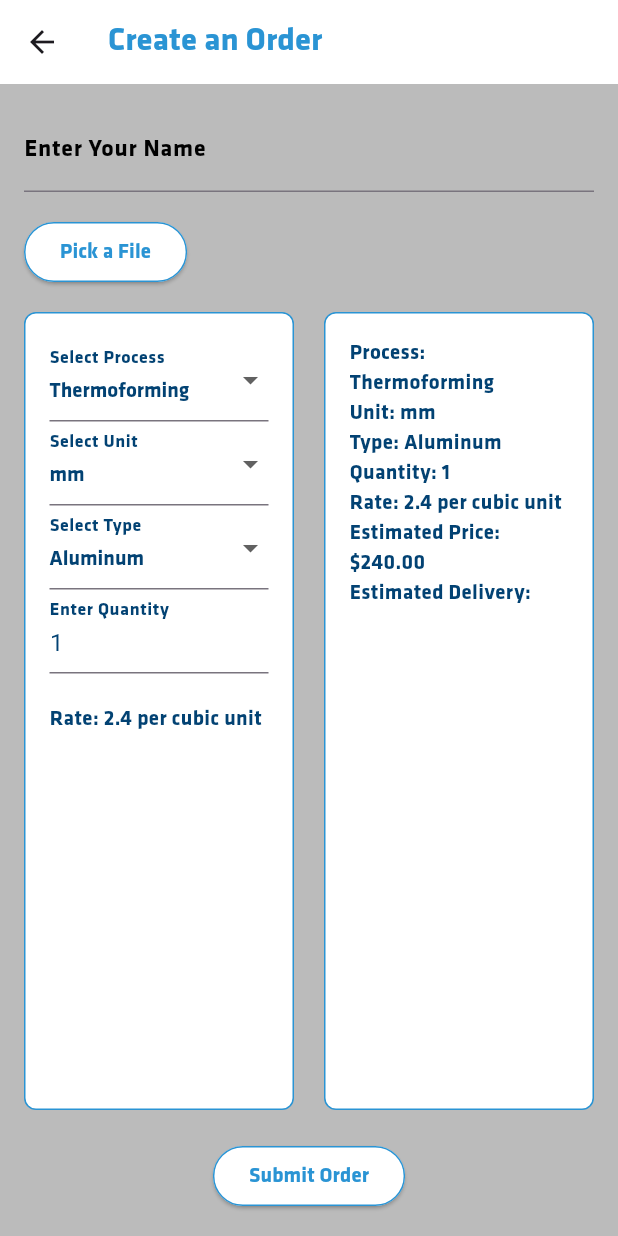
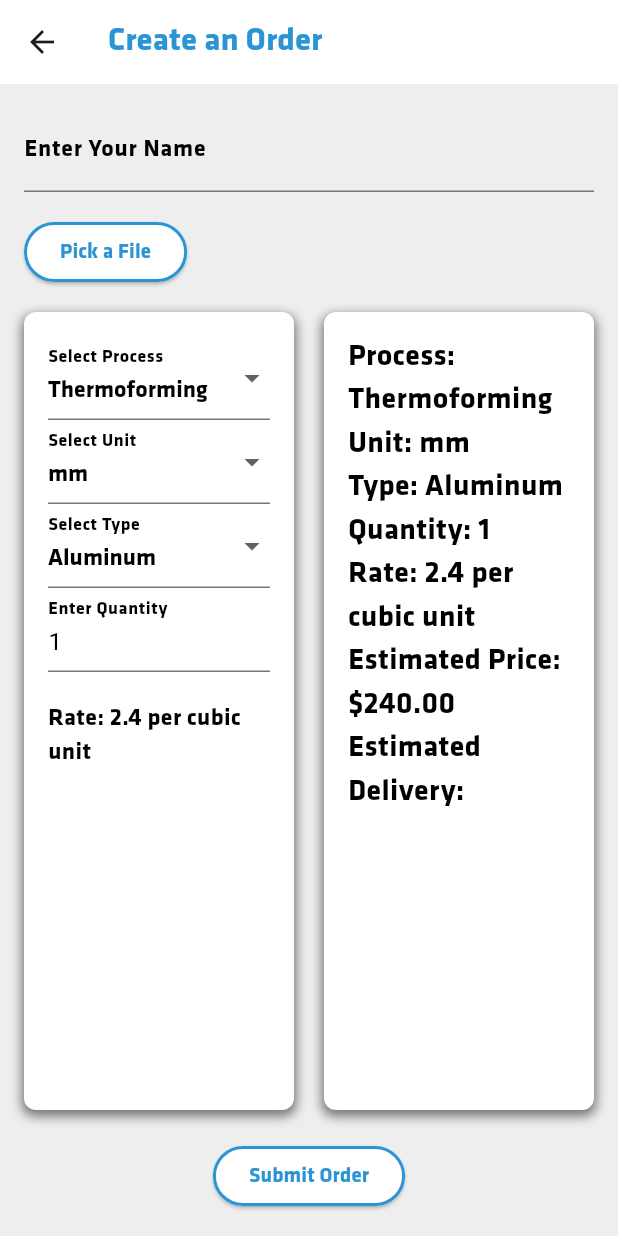
Before and after one commit to jhanel/service_package, a Flutter app: the screen it shows after launch, after a tap on "Create Order", on a phone screen of 412 x 824 dp. Run offline on Flutter 3.47's test engine with Material 3 defaults, Android fonts, the light colour scheme and no system bars; our stand-ins replace file_picker, logger; missing offline and left inert: universal_html.

Commit message:
Design changes
Color, font sizes, border width

```diff
--- a/project/lib/main.dart
+++ b/project/lib/main.dart
@@ -50,7 +50,7 @@ class MyHomePage extends StatelessWidget {
         backgroundColor: const Color(0xFFFFFFFF),
       ),
       body: Container(
-        color: const Color(0xFFBBBBBB),
+        color: const Color(0xFFEEEEEE),
         child: Center(
           child: Column(
             mainAxisAlignment: MainAxisAlignment.center,
@@ -65,7 +65,7 @@ class MyHomePage extends StatelessWidget {
                 style: ButtonStyle(
                   backgroundColor: WidgetStateProperty.all(const Color(0xFFFFFFFF)), // Button background color
                   foregroundColor: WidgetStateProperty.all(const Color(0xFF2A94D4)), // Button text color
-                  side: WidgetStateProperty.all(const BorderSide(color: Color(0xFF2A94D4))), // Button border color
+                  side: WidgetStateProperty.all(const BorderSide(width: 2.0, color: Color(0xFF2A94D4))), // Button border color
                 ),
                 child: const Text('Create Order', style: TextStyle(
                   color: Color(0xFF2A94D4),
@@ -84,7 +84,7 @@ class MyHomePage extends StatelessWidget {
                 style: ButtonStyle(
                   backgroundColor: WidgetStateProperty.all(const Color(0xFFFFFFFF)), // Button background color
                   foregroundColor: WidgetStateProperty.all(const Color(0xFF2A94D4)), // Button text color
-                  side: WidgetStateProperty.all(const BorderSide(color: Color(0xFF2A94D4))), // Button border color
+                  side: WidgetStateProperty.all(const BorderSide(width: 2.0, color: Color(0xFF2A94D4))), // Button border color
                 ),
                 child: const Text('Track Order', style: TextStyle(
                   color: Color(0xFF2A94D4),
@@ -285,7 +285,7 @@ Widget build(BuildContext context) {
       backgroundColor: const Color(0xFFFFFFFF),
     ),
     body: Container(
-      color: const Color(0xFFBBBBBB),
+      color: const Color(0xFFEEEEEE),
       padding: const EdgeInsets.all(16.0),
       child: Form(
         key: _formKey,
@@ -319,7 +319,7 @@ Widget build(BuildContext context) {
               style: ButtonStyle(
                 backgroundColor: WidgetStateProperty.all(const Color(0xFFFFFFFF)),
                 foregroundColor: WidgetStateProperty.all(const Color(0xFF2A94D4)), // Button text color
-                side: WidgetStateProperty.all(const BorderSide(color: Color(0xFF2A94D4))), // Button border color
+                side: WidgetStateProperty.all(const BorderSide(width: 2.0, color: Color(0xFF2A94D4))), // Button border color
               ),
               child: const Text(
                 'Pick a File',
@@ -339,7 +339,6 @@ Widget build(BuildContext context) {
             Expanded(
               child: Row(
                 children: [
-                  // First Column with Design Changes
                   Expanded(
                     flex: 1,
                     child: Container(
@@ -347,7 +346,14 @@ Widget build(BuildContext context) {
                       decoration: BoxDecoration(
                         color: const Color(0xFFFFFFFF),
                         borderRadius: BorderRadius.circular(8.0),
-                        border: Border.all(color: const Color(0xFF2A94D4)),
+                        boxShadow: const [
+                          BoxShadow(
+                            color: Color(0xFF707070),
+                            spreadRadius: 1,
+                            blurRadius: 6,
+                            offset: Offset(0, 3),
+                          ),
+                        ],
                       ),
                       child: Column(
                         crossAxisAlignment: CrossAxisAlignment.start,
@@ -357,13 +363,15 @@ Widget build(BuildContext context) {
                             decoration: const InputDecoration(
                               labelText: 'Select Process',
                               labelStyle: TextStyle(
-                                color: Color(0xFF024273),
+                                fontSize: 16.0,  // Increased font size
+                                color: Color(0xFF000000),
                                 fontFamily: 'Klavika',
                                 fontWeight: FontWeight.normal,
                               ),
                             ),
                             style: const TextStyle(
-                              color: Color(0xFF024273),
+                              fontSize: 16.0,  // Increased font size
+                              color: Color(0xFF000000),
                               fontFamily: 'Klavika',
                               fontWeight: FontWeight.normal,
                             ),
@@ -386,13 +394,15 @@ Widget build(BuildContext context) {
                             decoration: const InputDecoration(
                               labelText: 'Select Unit',
                               labelStyle: TextStyle(
-                                color: Color(0xFF024273),
+                                fontSize: 16.0,  // Increased font size
+                                color: Color(0xFF000000),
                                 fontFamily: 'Klavika',
                                 fontWeight: FontWeight.normal,
                               ),
                             ),
                             style: const TextStyle(
-                              color: Color(0xFF024273),
+                              fontSize: 16.0,  // Increased font size
+                              color: Color(0xFF000000),
                               fontFamily: 'Klavika',
                               fontWeight: FontWeight.normal,
                             ),
@@ -414,13 +424,15 @@ Widget build(BuildContext context) {
                             decoration: const InputDecoration(
                               labelText: 'Select Type',
                               labelStyle: TextStyle(
-                                color: Color(0xFF024273),
+                                fontSize: 16.0,  // Increased font size
+                                color: Color(0xFF000000),
                                 fontFamily: 'Klavika',
                                 fontWeight: FontWeight.normal,
                               ),
                             ),
                             style: const TextStyle(
-                              color: Color(0xFF024273),
+                              fontSize: 16.0,  // Increased font size
+                              color: Color(0xFF000000),
                               fontFamily: 'Klavika',
                               fontWeight: FontWeight.normal,
                             ),
@@ -441,14 +453,18 @@ Widget build(BuildContext context) {
                             decoration: const InputDecoration(
                               labelText: 'Enter Quantity',
                               labelStyle: TextStyle(
-                                color: Color(0xFF024273),
+                                fontSize: 16.0,  // Increased font size
+                                color: Color(0xFF000000),
                                 fontFamily: 'Klavika',
                                 fontWeight: FontWeight.normal,
                               ),
                             ),
                             keyboardType: TextInputType.number,
                             initialValue: '1',
-                            style: const TextStyle(color: Color(0xFF024273)),
+                            style: const TextStyle(
+                              fontSize: 16.0,  // Increased font size
+                              color: Color(0xFF000000),
+                            ),
                             validator: (value) {
                               if (value == null || value.isEmpty) {
                                 return 'Please enter a quantity';
@@ -462,11 +478,15 @@ Widget build(BuildContext context) {
                             },
                           ),
                           const SizedBox(height: 20),
-                          Text('Rate: $_rate per cubic unit', style: const TextStyle(
-                            color: Color(0xFF024273),
+                          Text(
+                            'Rate: $_rate per cubic unit',
+                            style: const TextStyle(
+                              fontSize: 16.0,  // Increased font size
+                              color: Color(0xFF000000),
                               fontFamily: 'Klavika',
                               fontWeight: FontWeight.normal,
-                          )),
+                            ),
+                          ),
                         ],
                       ),
                     ),
@@ -474,7 +494,6 @@ Widget build(BuildContext context) {
 
                   const SizedBox(width: 20),
 
-                  // Second Column with Design Changes
                   Expanded(
                     flex: 1,
                     child: Container(
@@ -482,46 +501,81 @@ Widget build(BuildContext context) {
                       decoration: BoxDecoration(
                         color: const Color(0xFFFFFFFF),
                         borderRadius: BorderRadius.circular(8.0),
-                        border: Border.all(color: const Color(0xFF2A94D4)),
+                        boxShadow: const [
+                          BoxShadow(
+                            color: Color(0xFF707070),
+                            spreadRadius: 1,
+                            blurRadius: 6,
+                            offset: Offset(0, 3),
+                          ),
+                        ],
                       ),
                       child: Column(
                         crossAxisAlignment: CrossAxisAlignment.start,
                         children: [
-                          Text('Process: $_selectedProcess', style: const TextStyle(
-                            color: Color(0xFF024273),
+                          Text(
+                            'Process: $_selectedProcess',
+                            style: const TextStyle(
+                              fontSize: 20.0,
+                              color: Color(0xFF000000),
                               fontFamily: 'Klavika',
                               fontWeight: FontWeight.normal,
-                          )),
-                          Text('Unit: $_selectedUnit', style: const TextStyle(
-                            color: Color(0xFF024273),
+                            ),
+                          ),
+                          Text(
+                            'Unit: $_selectedUnit',
+                            style: const TextStyle(
+                              fontSize: 20.0,
+                              color: Color(0xFF000000),
                               fontFamily: 'Klavika',
                               fontWeight: FontWeight.normal,
-                          )),
-                          Text('Type: $_selectedType', style: const TextStyle(
-                            color: Color(0xFF024273),
+                            ),
+                          ),
+                          Text(
+                            'Type: $_selectedType',
+                            style: const TextStyle(
+                              fontSize: 20.0,  // Increased font size
+                              color: Color(0xFF000000),
                               fontFamily: 'Klavika',
                               fontWeight: FontWeight.normal,
-                          )),
-                          Text('Quantity: $_quantity', style: const TextStyle(
-                            color: Color(0xFF024273),
+                            ),
+                          ),
+                          Text(
+                            'Quantity: $_quantity',
+                            style: const TextStyle(
+                              fontSize: 20.0,  // Increased font size
+                              color: Color(0xFF000000),
                               fontFamily: 'Klavika',
                               fontWeight: FontWeight.normal,
-                          )),
-                          Text('Rate: $_rate per cubic unit', style: const TextStyle(
-                            color: Color(0xFF024273),
+                            ),
+                          ),
+                          Text(
+                            'Rate: $_rate per cubic unit',
+                            style: const TextStyle(
+                              fontSize: 20.0,  // Increased font size
+                              color: Color(0xFF000000),
                               fontFamily: 'Klavika',
                               fontWeight: FontWeight.normal,
-                          )),
-                          Text('Estimated Price: \$${(_volume * _rate * _quantity).toStringAsFixed(2)}', style: const TextStyle(
-                            color: Color(0xFF024273),
+                            ),
+                          ),
+                          Text(
+                            'Estimated Price: \$${(_volume * _rate * _quantity).toStringAsFixed(2)}',
+                            style: const TextStyle(
+                              fontSize: 20.0,  // Increased font size
+                              color: Color(0xFF000000),
                               fontFamily: 'Klavika',
                               fontWeight: FontWeight.normal,
-                          )),
-                          const Text('Estimated Delivery:', style: TextStyle(
-                            color: Color(0xFF024273),
+                            ),
+                          ),
+                          const Text(
+                            'Estimated Delivery:',
+                            style: TextStyle(
+                              fontSize: 20.0,  // Increased font size
+                              color: Color(0xFF000000),
                               fontFamily: 'Klavika',
                               fontWeight: FontWeight.normal,
-                          )),
+                            ),
+                          ),
                         ],
                       ),
                     ),
@@ -539,7 +593,7 @@ Widget build(BuildContext context) {
                 style: ButtonStyle(
                   backgroundColor: WidgetStateProperty.all(const Color(0xFFFFFFFF)),
                   foregroundColor: WidgetStateProperty.all(const Color(0xFF2A94D4)), // Button text color
-                  side: WidgetStateProperty.all(const BorderSide(color: Color(0xFF2A94D4))), // Button border color
+                  side: WidgetStateProperty.all(const BorderSide(width: 2.0, color: Color(0xFF2A94D4))), // Button border color
                 ),
                 child: const Text(
                   'Submit Order',
@@ -573,13 +627,6 @@ class TrackOrderPageState extends State<TrackOrderPage> {
 
   bool _isTracking = false;
 
-  void _trackOrder() {
-    setState(() {
-      _orderStatus = 'Results for Order #${_orderIdController.text}:';
-      _isTracking = true; // Hide the input field and button
-    });
-  }
-
   @override
   Widget build(BuildContext context) {
     return Scaffold(
@@ -596,19 +643,11 @@ class TrackOrderPageState extends State<TrackOrderPage> {
       ),
 
       body: Container(
-        color: const Color(0xFFBBBBBB),
+        color: const Color(0xFFEEEEEE),
         padding: const EdgeInsets.all(16.0),
         child: Column(
           crossAxisAlignment: CrossAxisAlignment.start,
           children: <Widget>[
-            if (_orderStatus.isNotEmpty)
-              Text(
-                _orderStatus,
-                style: const TextStyle(
-                  fontSize: 18.0, color: Color(0xFF000000),
-                  fontFamily: 'Klavika', fontWeight: FontWeight.bold,
-                ),
-              ),
             const SizedBox(height: 16.0),
             if (!_isTracking) ...[
               TextField(
@@ -629,7 +668,7 @@ class TrackOrderPageState extends State<TrackOrderPage> {
                 style: ButtonStyle(
                   backgroundColor: WidgetStateProperty.all(const Color(0xFFFFFFFF)),
                   foregroundColor: WidgetStateProperty.all(const Color(0xFF2A94D4)), // Button text color
-                  side: WidgetStateProperty.all(const BorderSide(color: Color(0xFF2A94D4))), // Button border color
+                  side: WidgetStateProperty.all(const BorderSide(width: 2.0, color: Color(0xFF2A94D4))), // Button border color
                 ),
                 child: const Text('Track Order',
                   style: TextStyle(
@@ -659,61 +698,107 @@ class TrackOrderPageState extends State<TrackOrderPage> {
     Widget _buildOrderDetails() {
   return Container(
     padding: const EdgeInsets.all(8.0),
+    decoration: BoxDecoration(
+      color: const Color(0xFFFFFFFF),
+      borderRadius: BorderRadius.circular(8.0),
+      boxShadow: const [
+        BoxShadow(
+          color: Color(0xFF707070),
+          spreadRadius: 1,
+          blurRadius: 6,
+          offset: Offset(0,3),
+        ),
+      ],
+    ),
     child: Column(
       crossAxisAlignment: CrossAxisAlignment.start,
       children: [
         Text(
+          'Results for Order #${_orderIdController.text}:',
+          style: const TextStyle(
+            color: Color(0xFF024273),
+            fontFamily: 'Klavika',
+            fontWeight: FontWeight.normal,
+          ),
+        ),
+        const SizedBox(height: 8.0),
+        Text(
           'Order Number: ${globalOrderDetails.orderNumber}',
           style: const TextStyle(
-              fontFamily: 'Klavika', fontWeight: FontWeight.normal,
+            color: Color(0xFF024273),
+            fontFamily: 'Klavika',
+            fontWeight: FontWeight.normal,
           ),
         ),
         Text(
           'User Name: ${globalOrderDetails.userName}',
           style: const TextStyle(
-              fontFamily: 'Klavika', fontWeight: FontWeight.normal,
+            color: Color(0xFF024273),
+            fontFamily: 'Klavika',
+            fontWeight: FontWeight.normal,
           ),
         ),
         Text(
           'Process: ${globalOrderDetails.process}',
           style: const TextStyle(
-              fontFamily: 'Klavika', fontWeight: FontWeight.normal,
+            color: Color(0xFF024273),
+            fontFamily: 'Klavika',
+            fontWeight: FontWeight.normal,
           ),
         ),
         Text(
           'Unit: ${globalOrderDetails.unit}',
           style: const TextStyle(
-              fontFamily: 'Klavika', fontWeight: FontWeight.normal,
+            color: Color(0xFF024273),
+            fontFamily: 'Klavika',
+            fontWeight: FontWeight.normal,
           ),
         ),
         Text(
           'Type: ${globalOrderDetails.type}',
           style: const TextStyle(
-              fontFamily: 'Klavika', fontWeight: FontWeight.normal,
+            color: Color(0xFF024273),
+            fontFamily: 'Klavika',
+            fontWeight: FontWeight.normal,
           ),
         ),
         Text(
           'Quantity: ${globalOrderDetails.quantity}',
           style: const TextStyle(
-              fontFamily: 'Klavika', fontWeight: FontWeight.normal,
+            color: Color(0xFF024273),
+            fontFamily: 'Klavika',
+            fontWeight: FontWeight.normal,
           ),
         ),
         Text(
           'Rate: ${globalOrderDetails.rate} per cubic unit',
           style: const TextStyle(
-              fontFamily: 'Klavika', fontWeight: FontWeight.normal,
+            color: Color(0xFF024273),
+            fontFamily: 'Klavika',
+            fontWeight: FontWeight.normal,
           ),
         ),
         Text(
           'Estimated Price: \$${(_volume * globalOrderDetails.rate * globalOrderDetails.quantity).toStringAsFixed(2)}',
           style: const TextStyle(
-              fontFamily: 'Klavika', fontWeight: FontWeight.normal,
+            color: Color(0xFF024273),
+            fontFamily: 'Klavika',
+            fontWeight: FontWeight.normal,
           ),
         ),
       ],
     ),
   );
 }
+
+void _trackOrder() {
+  setState(() {
+    _orderStatus = 'Results for Order #${_orderIdController.text}:';
+    _isTracking = true; // Hide the input field and button
+  });
+}
+
+
 
   Widget _buildOrderStatus() {
     return Container(
```
Lines whose indentation alone changed are shown as unchanged.
